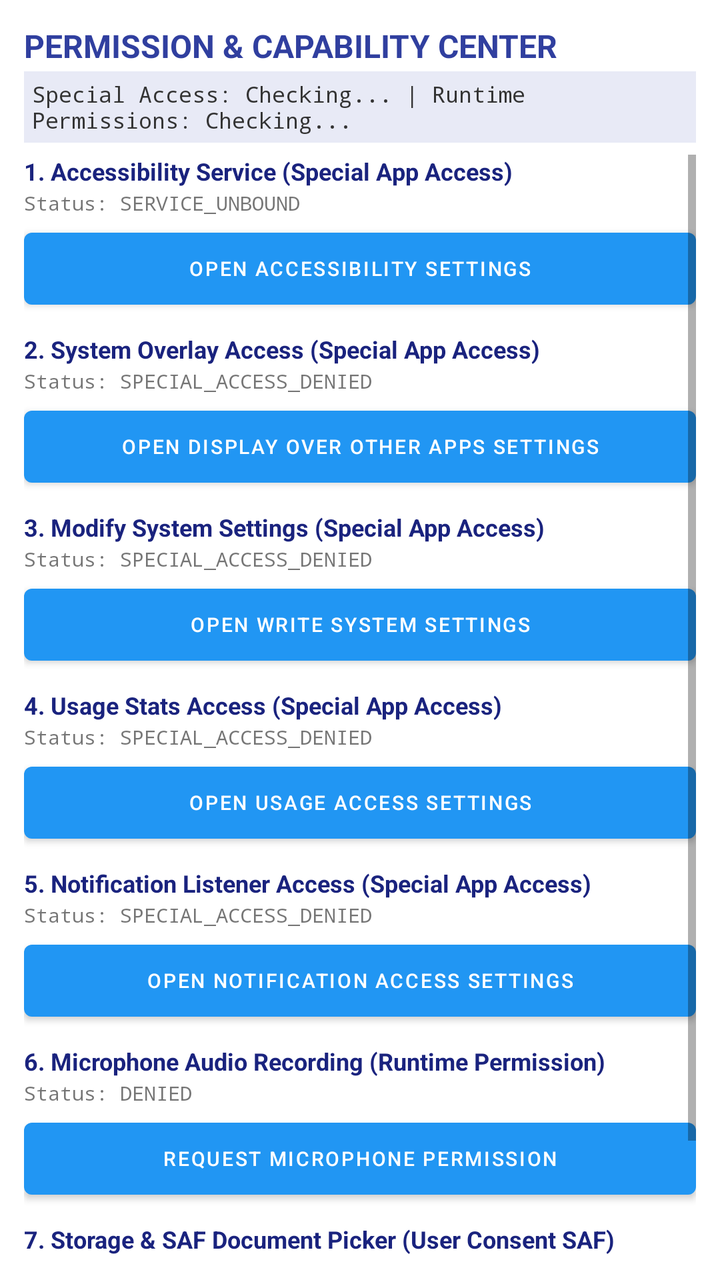
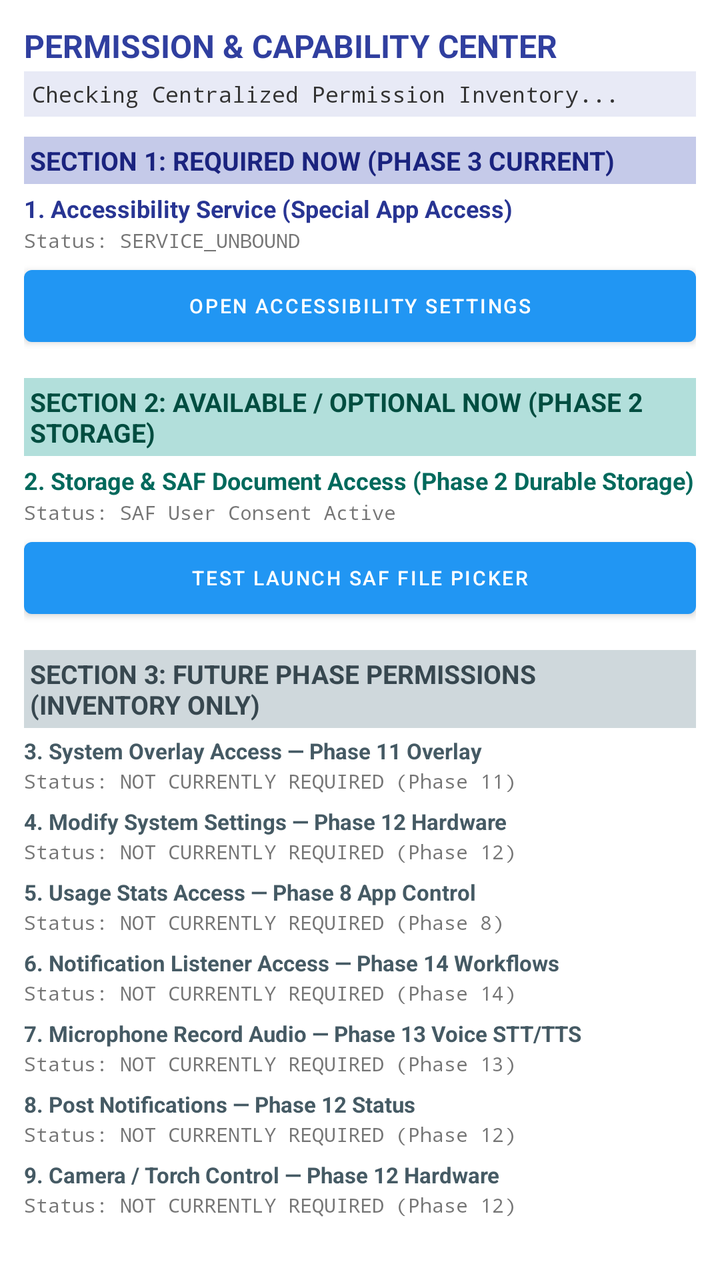

Two renders of the same Android screen: before a commit and after it. Below are the layout's source before the change and the commit's diff.
<!-- AndroidManifest.xml: application theme Theme.LocalAgent -->
<!-- res/layout/activity_permission.xml -->
<?xml version="1.0" encoding="utf-8"?>
<LinearLayout xmlns:android="http://schemas.android.com/apk/res/android"
    android:layout_width="match_parent"
    android:layout_height="match_parent"
    android:orientation="vertical"
    android:padding="12dp">

    <TextView
        android:id="@+id/tvTitle"
        android:layout_width="match_parent"
        android:layout_height="wrap_content"
        android:text="PERMISSION &amp; CAPABILITY CENTER"
        android:textSize="16sp"
        android:textStyle="bold"
        android:textColor="#303F9F" />

    <TextView
        android:id="@+id/tvPermissionSummary"
        android:layout_width="match_parent"
        android:layout_height="wrap_content"
        android:layout_marginTop="2dp"
        android:text="Special Access: Checking... | Runtime Permissions: Checking..."
        android:textSize="11sp"
        android:fontFamily="monospace"
        android:textColor="#333333"
        android:background="#E8EAF6"
        android:padding="4dp" />

    <ScrollView
        android:layout_width="match_parent"
        android:layout_height="0dp"
        android:layout_weight="1"
        android:layout_marginTop="6dp"
        android:fillViewport="true">

        <LinearLayout
            android:layout_width="match_parent"
            android:layout_height="wrap_content"
            android:orientation="vertical">

            
            <TextView
                android:layout_width="match_parent"
                android:layout_height="wrap_content"
                android:text="1. Accessibility Service (Special App Access)"
                android:textSize="12sp"
                android:textStyle="bold"
                android:textColor="#1A237E" />

            <TextView
                android:id="@+id/tvAccessibilityDetails"
                android:layout_width="match_parent"
                android:layout_height="wrap_content"
                android:layout_marginTop="1dp"
                android:text="Status: SERVICE_UNBOUND"
                android:textSize="10sp"
                android:fontFamily="monospace" />

            <Button
                android:id="@+id/btnOpenAccessibilitySettings"
                android:layout_width="match_parent"
                android:layout_height="wrap_content"
                android:layout_marginTop="2dp"
                android:text="Open Accessibility Settings"
                android:textSize="10sp" />

            
            <TextView
                android:layout_width="match_parent"
                android:layout_height="wrap_content"
                android:layout_marginTop="8dp"
                android:text="2. System Overlay Access (Special App Access)"
                android:textSize="12sp"
                android:textStyle="bold"
                android:textColor="#1A237E" />

            <TextView
                android:id="@+id/tvOverlayDetails"
                android:layout_width="match_parent"
                android:layout_height="wrap_content"
                android:layout_marginTop="1dp"
                android:text="Status: SPECIAL_ACCESS_DENIED"
                android:textSize="10sp"
                android:fontFamily="monospace" />

            <Button
                android:id="@+id/btnOpenOverlaySettings"
                android:layout_width="match_parent"
                android:layout_height="wrap_content"
                android:layout_marginTop="2dp"
                android:text="Open Display Over Other Apps Settings"
                android:textSize="10sp" />

            
            <TextView
                android:layout_width="match_parent"
                android:layout_height="wrap_content"
                android:layout_marginTop="8dp"
                android:text="3. Modify System Settings (Special App Access)"
                android:textSize="12sp"
                android:textStyle="bold"
                android:textColor="#1A237E" />

            <TextView
                android:id="@+id/tvWriteSettingsDetails"
                android:layout_width="match_parent"
                android:layout_height="wrap_content"
                android:layout_marginTop="1dp"
                android:text="Status: SPECIAL_ACCESS_DENIED"
                android:textSize="10sp"
                android:fontFamily="monospace" />

            <Button
                android:id="@+id/btnOpenWriteSettings"
                android:layout_width="match_parent"
                android:layout_height="wrap_content"
                android:layout_marginTop="2dp"
                android:text="Open Write System Settings"
                android:textSize="10sp" />

            
            <TextView
                android:layout_width="match_parent"
                android:layout_height="wrap_content"
                android:layout_marginTop="8dp"
                android:text="4. Usage Stats Access (Special App Access)"
                android:textSize="12sp"
                android:textStyle="bold"
                android:textColor="#1A237E" />

            <TextView
                android:id="@+id/tvUsageAccessDetails"
                android:layout_width="match_parent"
                android:layout_height="wrap_content"
                android:layout_marginTop="1dp"
                android:text="Status: SPECIAL_ACCESS_DENIED"
                android:textSize="10sp"
                android:fontFamily="monospace" />

            <Button
                android:id="@+id/btnOpenUsageAccessSettings"
                android:layout_width="match_parent"
                android:layout_height="wrap_content"
                android:layout_marginTop="2dp"
                android:text="Open Usage Access Settings"
                android:textSize="10sp" />

            
            <TextView
                android:layout_width="match_parent"
                android:layout_height="wrap_content"
                android:layout_marginTop="8dp"
                android:text="5. Notification Listener Access (Special App Access)"
                android:textSize="12sp"
                android:textStyle="bold"
                android:textColor="#1A237E" />

            <TextView
                android:id="@+id/tvNotificationListenerDetails"
                android:layout_width="match_parent"
                android:layout_height="wrap_content"
                android:layout_marginTop="1dp"
                android:text="Status: SPECIAL_ACCESS_DENIED"
                android:textSize="10sp"
                android:fontFamily="monospace" />

            <Button
                android:id="@+id/btnOpenNotificationListenerSettings"
                android:layout_width="match_parent"
                android:layout_height="wrap_content"
                android:layout_marginTop="2dp"
                android:text="Open Notification Access Settings"
                android:textSize="10sp" />

            
            <TextView
                android:layout_width="match_parent"
                android:layout_height="wrap_content"
                android:layout_marginTop="8dp"
                android:text="6. Microphone Audio Recording (Runtime Permission)"
                android:textSize="12sp"
                android:textStyle="bold"
                android:textColor="#1A237E" />

            <TextView
                android:id="@+id/tvAudioRecordDetails"
                android:layout_width="match_parent"
                android:layout_height="wrap_content"
                android:layout_marginTop="1dp"
                android:text="Status: DENIED"
                android:textSize="10sp"
                android:fontFamily="monospace" />

            <Button
                android:id="@+id/btnRequestAudioRecord"
                android:layout_width="match_parent"
                android:layout_height="wrap_content"
                android:layout_marginTop="2dp"
                android:text="Request Microphone Permission"
                android:textSize="10sp" />

            
            <TextView
                android:layout_width="match_parent"
                android:layout_height="wrap_content"
                android:layout_marginTop="8dp"
                android:text="7. Storage &amp; SAF Document Picker (User Consent SAF)"
                android:textSize="12sp"
                android:textStyle="bold"
                android:textColor="#1A237E" />

            <TextView
                android:id="@+id/tvStorageDetails"
                android:layout_width="match_parent"
                android:layout_height="wrap_content"
                android:layout_marginTop="1dp"
                android:text="Status: SAF User Consent Active"
                android:textSize="10sp"
                android:fontFamily="monospace" />

            <Button
                android:id="@+id/btnLaunchSafPicker"
                android:layout_width="match_parent"
                android:layout_height="wrap_content"
                android:layout_marginTop="2dp"
                android:text="Test Launch SAF File Picker"
                android:textSize="10sp" />

        </LinearLayout>
    </ScrollView>

</LinearLayout>
<!-- resources referenced by this layout -->
<resources>
  <style name="Theme.LocalAgent" parent="Theme.MaterialComponents.DayNight.DarkActionBar">
          <item name="colorPrimary">#2196F3</item>
          <item name="colorPrimaryVariant">#1976D2</item>
          <item name="colorOnPrimary">#FFFFFF</item>
          <item name="colorSecondary">#03DAC6</item>
          <item name="colorSecondaryVariant">#018786</item>
          <item name="colorOnSecondary">#000000</item>
      </style>
</resources>

<!-- the commit's change to res/layout/activity_permission.xml (unified diff, before → after) -->
@@ -19,7 +19,7 @@
         android:layout_width="match_parent"
         android:layout_height="wrap_content"
         android:layout_marginTop="2dp"
-        android:text="Special Access: Checking... | Runtime Permissions: Checking..."
+        android:text="Checking Centralized Permission Inventory..."
         android:textSize="11sp"
         android:fontFamily="monospace"
         android:textColor="#333333"
@@ -42,10 +42,23 @@
             <TextView
                 android:layout_width="match_parent"
                 android:layout_height="wrap_content"
+                android:layout_marginTop="4dp"
+                android:text="SECTION 1: REQUIRED NOW (PHASE 3 CURRENT)"
+                android:textSize="13sp"
+                android:textStyle="bold"
+                android:textColor="#1A237E"
+                android:background="#C5CAE9"
+                android:padding="3dp" />
+
+            
+            <TextView
+                android:layout_width="match_parent"
+                android:layout_height="wrap_content"
+                android:layout_marginTop="4dp"
                 android:text="1. Accessibility Service (Special App Access)"
                 android:textSize="12sp"
                 android:textStyle="bold"
-                android:textColor="#1A237E" />
+                android:textColor="#283593" />
 
             <TextView
                 android:id="@+id/tvAccessibilityDetails"
@@ -64,150 +77,28 @@
                 android:text="Open Accessibility Settings"
                 android:textSize="10sp" />
 
-            
-            <TextView
-                android:layout_width="match_parent"
-                android:layout_height="wrap_content"
-                android:layout_marginTop="8dp"
-                android:text="2. System Overlay Access (Special App Access)"
+
+            
+            <TextView
+                android:layout_width="match_parent"
+                android:layout_height="wrap_content"
+                android:layout_marginTop="12dp"
+                android:text="SECTION 2: AVAILABLE / OPTIONAL NOW (PHASE 2 STORAGE)"
+                android:textSize="13sp"
+                android:textStyle="bold"
+                android:textColor="#004D40"
+                android:background="#B2DFDB"
+                android:padding="3dp" />
+
+            
+            <TextView
+                android:layout_width="match_parent"
+                android:layout_height="wrap_content"
+                android:layout_marginTop="4dp"
+                android:text="2. Storage &amp; SAF Document Access (Phase 2 Durable Storage)"
                 android:textSize="12sp"
                 android:textStyle="bold"
-                android:textColor="#1A237E" />
-
-            <TextView
-                android:id="@+id/tvOverlayDetails"
-                android:layout_width="match_parent"
-                android:layout_height="wrap_content"
-                android:layout_marginTop="1dp"
-                android:text="Status: SPECIAL_ACCESS_DENIED"
-                android:textSize="10sp"
-                android:fontFamily="monospace" />
-
-            <Button
-                android:id="@+id/btnOpenOverlaySettings"
-                android:layout_width="match_parent"
-                android:layout_height="wrap_content"
-                android:layout_marginTop="2dp"
-                android:text="Open Display Over Other Apps Settings"
-                android:textSize="10sp" />
-
-            
-            <TextView
-                android:layout_width="match_parent"
-                android:layout_height="wrap_content"
-                android:layout_marginTop="8dp"
-                android:text="3. Modify System Settings (Special App Access)"
-                android:textSize="12sp"
-                android:textStyle="bold"
-                android:textColor="#1A237E" />
-
-            <TextView
-                android:id="@+id/tvWriteSettingsDetails"
-                android:layout_width="match_parent"
-                android:layout_height="wrap_content"
-                android:layout_marginTop="1dp"
-                android:text="Status: SPECIAL_ACCESS_DENIED"
-                android:textSize="10sp"
-                android:fontFamily="monospace" />
-
-            <Button
-                android:id="@+id/btnOpenWriteSettings"
-                android:layout_width="match_parent"
-                android:layout_height="wrap_content"
-                android:layout_marginTop="2dp"
-                android:text="Open Write System Settings"
-                android:textSize="10sp" />
-
-            
-            <TextView
-                android:layout_width="match_parent"
-                android:layout_height="wrap_content"
-                android:layout_marginTop="8dp"
-                android:text="4. Usage Stats Access (Special App Access)"
-                android:textSize="12sp"
-                android:textStyle="bold"
-                android:textColor="#1A237E" />
-
-            <TextView
-                android:id="@+id/tvUsageAccessDetails"
-                android:layout_width="match_parent"
-                android:layout_height="wrap_content"
-                android:layout_marginTop="1dp"
-                android:text="Status: SPECIAL_ACCESS_DENIED"
-                android:textSize="10sp"
-                android:fontFamily="monospace" />
-
-            <Button
-                android:id="@+id/btnOpenUsageAccessSettings"
-                android:layout_width="match_parent"
-                android:layout_height="wrap_content"
-                android:layout_marginTop="2dp"
-                android:text="Open Usage Access Settings"
-                android:textSize="10sp" />
-
-            
-            <TextView
-                android:layout_width="match_parent"
-                android:layout_height="wrap_content"
-                android:layout_marginTop="8dp"
-                android:text="5. Notification Listener Access (Special App Access)"
-                android:textSize="12sp"
-                android:textStyle="bold"
-                android:textColor="#1A237E" />
-
-            <TextView
-                android:id="@+id/tvNotificationListenerDetails"
-                android:layout_width="match_parent"
-                android:layout_height="wrap_content"
-                android:layout_marginTop="1dp"
-                android:text="Status: SPECIAL_ACCESS_DENIED"
-                android:textSize="10sp"
-                android:fontFamily="monospace" />
-
-            <Button
-                android:id="@+id/btnOpenNotificationListenerSettings"
-                android:layout_width="match_parent"
-                android:layout_height="wrap_content"
-                android:layout_marginTop="2dp"
-                android:text="Open Notification Access Settings"
-                android:textSize="10sp" />
-
-            
-            <TextView
-                android:layout_width="match_parent"
-                android:layout_height="wrap_content"
-                android:layout_marginTop="8dp"
-                android:text="6. Microphone Audio Recording (Runtime Permission)"
-                android:textSize="12sp"
-                android:textStyle="bold"
-                android:textColor="#1A237E" />
-
-            <TextView
-                android:id="@+id/tvAudioRecordDetails"
-                android:layout_width="match_parent"
-                android:layout_height="wrap_content"
-                android:layout_marginTop="1dp"
-                android:text="Status: DENIED"
-                android:textSize="10sp"
-                android:fontFamily="monospace" />
-
-            <Button
-                android:id="@+id/btnRequestAudioRecord"
-                android:layout_width="match_parent"
-                android:layout_height="wrap_content"
-                android:layout_marginTop="2dp"
-                android:text="Request Microphone Permission"
-                android:textSize="10sp" />
-
-            
-            <TextView
-                android:layout_width="match_parent"
-                android:layout_height="wrap_content"
-                android:layout_marginTop="8dp"
-                android:text="7. Storage &amp; SAF Document Picker (User Consent SAF)"
-                android:textSize="12sp"
-                android:textStyle="bold"
-                android:textColor="#1A237E" />
+                android:textColor="#00695C" />
 
             <TextView
                 android:id="@+id/tvStorageDetails"
@@ -226,6 +117,152 @@
                 android:text="Test Launch SAF File Picker"
                 android:textSize="10sp" />
 
+
+            
+            <TextView
+                android:layout_width="match_parent"
+                android:layout_height="wrap_content"
+                android:layout_marginTop="12dp"
+                android:text="SECTION 3: FUTURE PHASE PERMISSIONS (INVENTORY ONLY)"
+                android:textSize="13sp"
+                android:textStyle="bold"
+                android:textColor="#37474F"
+                android:background="#CFD8DC"
+                android:padding="3dp" />
+
+            
+            <TextView
+                android:layout_width="match_parent"
+                android:layout_height="wrap_content"
+                android:layout_marginTop="4dp"
+                android:text="3. System Overlay Access — Phase 11 Overlay"
+                android:textSize="11sp"
+                android:textStyle="bold"
+                android:textColor="#455A64" />
+
+            <TextView
+                android:id="@+id/tvOverlayDetails"
+                android:layout_width="match_parent"
+                android:layout_height="wrap_content"
+                android:layout_marginTop="1dp"
+                android:text="Status: NOT CURRENTLY REQUIRED (Phase 11)"
+                android:textSize="10sp"
+                android:fontFamily="monospace" />
+
+            
+            <TextView
+                android:layout_width="match_parent"
+                android:layout_height="wrap_content"
+                android:layout_marginTop="6dp"
+                android:text="4. Modify System Settings — Phase 12 Hardware"
+                android:textSize="11sp"
+                android:textStyle="bold"
+                android:textColor="#455A64" />
+
+            <TextView
+                android:id="@+id/tvWriteSettingsDetails"
+                android:layout_width="match_parent"
+                android:layout_height="wrap_content"
+                android:layout_marginTop="1dp"
+                android:text="Status: NOT CURRENTLY REQUIRED (Phase 12)"
+                android:textSize="10sp"
+                android:fontFamily="monospace" />
+
+            
+            <TextView
+                android:layout_width="match_parent"
+                android:layout_height="wrap_content"
+                android:layout_marginTop="6dp"
+                android:text="5. Usage Stats Access — Phase 8 App Control"
+                android:textSize="11sp"
+                android:textStyle="bold"
+                android:textColor="#455A64" />
+
+            <TextView
+                android:id="@+id/tvUsageAccessDetails"
+                android:layout_width="match_parent"
+                android:layout_height="wrap_content"
+                android:layout_marginTop="1dp"
+                android:text="Status: NOT CURRENTLY REQUIRED (Phase 8)"
+                android:textSize="10sp"
+                android:fontFamily="monospace" />
+
+            
+            <TextView
+                android:layout_width="match_parent"
+                android:layout_height="wrap_content"
+                android:layout_marginTop="6dp"
+                android:text="6. Notification Listener Access — Phase 14 Workflows"
+                android:textSize="11sp"
+                android:textStyle="bold"
+                android:textColor="#455A64" />
+
+            <TextView
+                android:id="@+id/tvNotificationListenerDetails"
+                android:layout_width="match_parent"
+                android:layout_height="wrap_content"
+                android:layout_marginTop="1dp"
+                android:text="Status: NOT CURRENTLY REQUIRED (Phase 14)"
+                android:textSize="10sp"
+                android:fontFamily="monospace" />
+
+            
+            <TextView
+                android:layout_width="match_parent"
+                android:layout_height="wrap_content"
+                android:layout_marginTop="6dp"
+                android:text="7. Microphone Record Audio — Phase 13 Voice STT/TTS"
+                android:textSize="11sp"
+                android:textStyle="bold"
+                android:textColor="#455A64" />
+
+            <TextView
+                android:id="@+id/tvAudioRecordDetails"
+                android:layout_width="match_parent"
+                android:layout_height="wrap_content"
+                android:layout_marginTop="1dp"
+                android:text="Status: NOT CURRENTLY REQUIRED (Phase 13)"
+                android:textSize="10sp"
+                android:fontFamily="monospace" />
+
+            
+            <TextView
+                android:layout_width="match_parent"
+                android:layout_height="wrap_content"
+                android:layout_marginTop="6dp"
+                android:text="8. Post Notifications — Phase 12 Status"
+                android:textSize="11sp"
+                android:textStyle="bold"
+                android:textColor="#455A64" />
+
+            <TextView
+                android:id="@+id/tvPostNotificationsDetails"
+                android:layout_width="match_parent"
+                android:layout_height="wrap_content"
+                android:layout_marginTop="1dp"
+                android:text="Status: NOT CURRENTLY REQUIRED (Phase 12)"
+                android:textSize="10sp"
+                android:fontFamily="monospace" />
+
+            
+            <TextView
+                android:layout_width="match_parent"
+                android:layout_height="wrap_content"
+                android:layout_marginTop="6dp"
+                android:text="9. Camera / Torch Control — Phase 12 Hardware"
+                android:textSize="11sp"
+                android:textStyle="bold"
+                android:textColor="#455A64" />
+
+            <TextView
+                android:id="@+id/tvCameraDetails"
+                android:layout_width="match_parent"
+                android:layout_height="wrap_content"
+                android:layout_marginTop="1dp"
+                android:text="Status: NOT CURRENTLY REQUIRED (Phase 12)"
+                android:textSize="10sp"
+                android:fontFamily="monospace" />
+
         </LinearLayout>
     </ScrollView>
 
